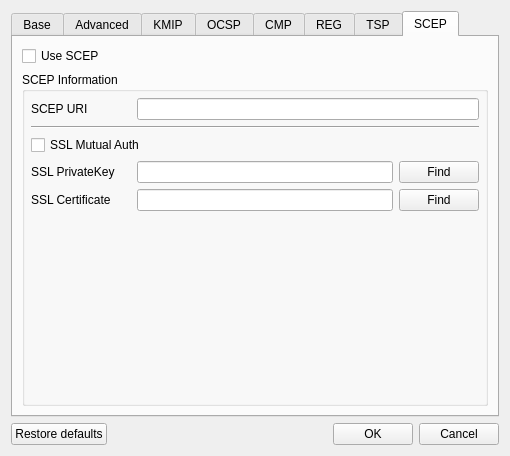
First picture: the form in CertMan/settings_dlg.ui, repository jykim74/CertMan, before the edit.
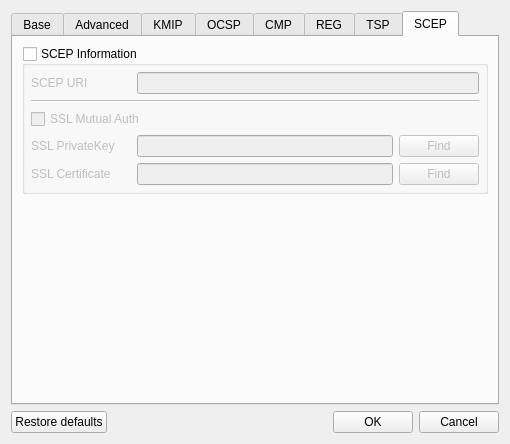
Second picture: the form after the edit. The open tabs and pages were chosen to show the change.

```diff
--- a/CertMan/settings_dlg.ui
+++ b/CertMan/settings_dlg.ui
@@ -7,7 +7,7 @@
     <x>0</x>
     <y>0</y>
     <width>510</width>
-    <height>456</height>
+    <height>444</height>
    </rect>
   </property>
   <property name="windowTitle">
@@ -1180,18 +1180,30 @@
        <string>SCEP</string>
       </attribute>
       <layout class="QGridLayout" name="gridLayout_15">
-       <item row="0" column="0">
-        <widget class="QCheckBox" name="mUseSCEPCheck">
-         <property name="text">
-          <string>Use SCEP</string>
-         </property>
-        </widget>
-       </item>
        <item row="1" column="0">
+        <spacer name="verticalSpacer_8">
+         <property name="orientation">
+          <enum>Qt::Vertical</enum>
+         </property>
+         <property name="sizeHint" stdset="0">
+          <size>
+           <width>20</width>
+           <height>40</height>
+          </size>
+         </property>
+        </spacer>
+       </item>
+       <item row="0" column="0">
         <widget class="QGroupBox" name="mSCEPGroup">
          <property name="title">
           <string>SCEP Information</string>
          </property>
+         <property name="checkable">
+          <bool>true</bool>
+         </property>
+         <property name="checked">
+          <bool>false</bool>
+         </property>
          <layout class="QVBoxLayout" name="verticalLayout_9">
           <property name="leftMargin">
            <number>6</number>
@@ -1289,19 +1301,6 @@
             </item>
            </layout>
           </item>
-          <item>
-           <spacer name="verticalSpacer_9">
-            <property name="orientation">
-             <enum>Qt::Vertical</enum>
-            </property>
-            <property name="sizeHint" stdset="0">
-             <size>
-              <width>20</width>
-              <height>40</height>
-             </size>
-            </property>
-           </spacer>
-          </item>
          </layout>
         </widget>
        </item>
```
Left out of the diff: 245 changed lines with no effect on the pictures.
